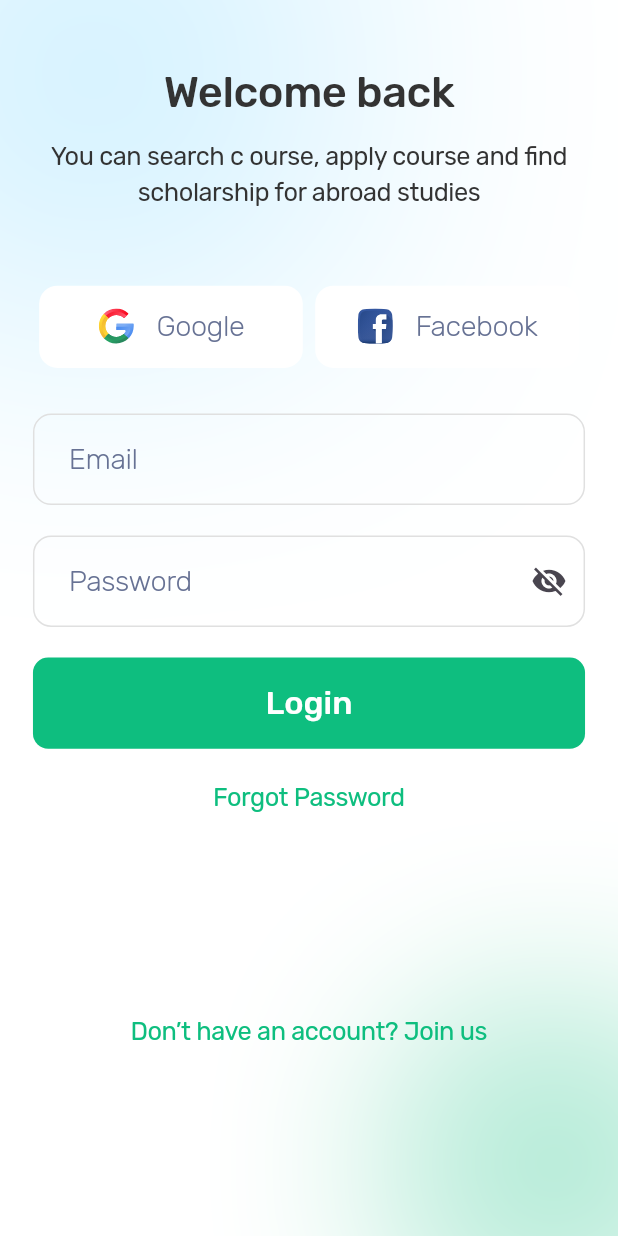
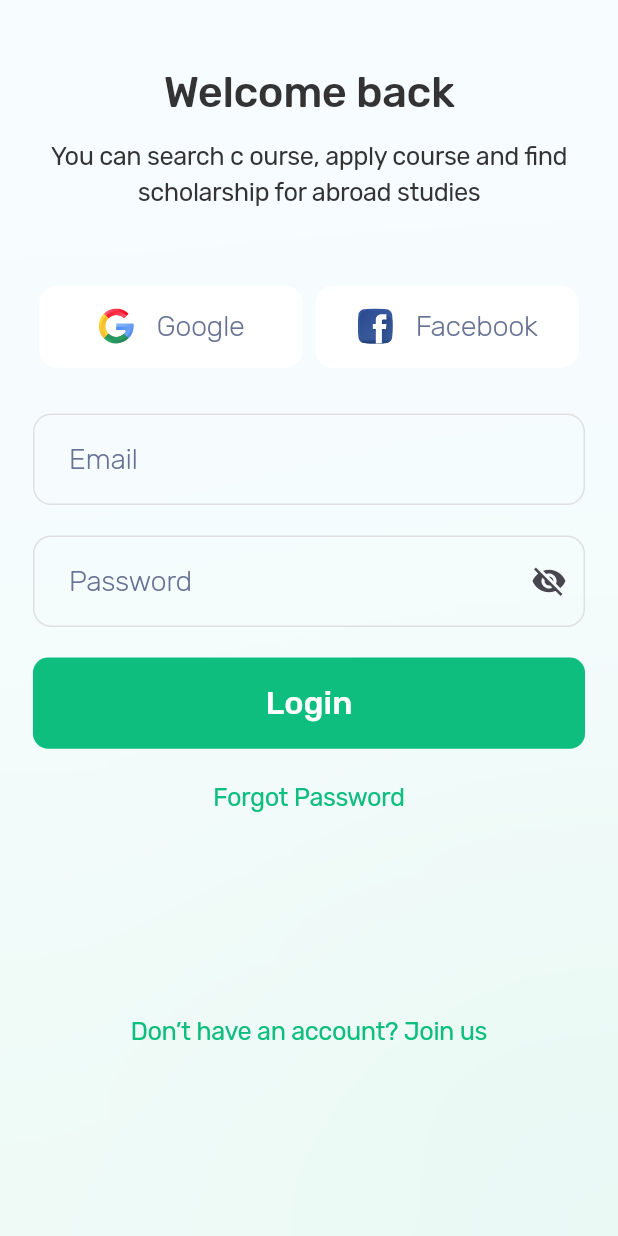
Before and after one commit to Korya25/Doctor-Hunt-app, a Flutter app: the BackgroundScaffold screen opened directly, on a phone screen of 412 x 824 dp. Run offline on Flutter 3.47's test engine with Material 3 defaults, Android fonts, the phone set to English and light mode, and no system bars; our stand-ins replace cached_network_image, flutter_rating_bar, flutter_screenutil, flutter_svg, gap, go_router and 2 more.

Commit message:
Add background color customization to BackgroundScaffold; introduce blurred circle overlays using new AppColors for enhanced UI aesthetics.

```diff
--- a/lib/core/constant/app_colors.dart
+++ b/lib/core/constant/app_colors.dart
@@ -6,6 +6,8 @@ class AppColors {
 
   // Background Colors
   static const Color primaryBackgroundColor = Colors.white;
+  static const Color topBackgroundContainer = Color(0xff61CEFF);
+  static const Color bottomBackgroundContainer = primaryColor;
 
   // Text Colors
   static const Color primaryTextColor = Color(0xff333333);
--- a/lib/core/presentation/widgets/background_scaffold.dart
+++ b/lib/core/presentation/widgets/background_scaffold.dart
@@ -1,18 +1,18 @@
-import 'package:doctor_hunt/core/constant/app_assets.dart';
+import 'dart:ui';
+import 'package:doctor_hunt/core/constant/app_colors.dart';
 import 'package:flutter/material.dart';
+import 'package:flutter_screenutil/flutter_screenutil.dart';
 
 class BackgroundScaffold extends StatelessWidget {
   const BackgroundScaffold({
     super.key,
     required this.body,
     this.appBar,
-    this.backgroundImage = AppImages.backgroundScaffold,
     this.bottomNavigationBar,
   });
 
   final Widget body;
   final AppBar? appBar;
-  final String? backgroundImage;
   final Widget? bottomNavigationBar;
 
   @override
@@ -22,12 +22,23 @@ class BackgroundScaffold extends StatelessWidget {
       bottomNavigationBar: bottomNavigationBar ?? const SizedBox(),
       body: Stack(
         children: [
-          Container(
-            decoration: BoxDecoration(
-              image: DecorationImage(
-                image: AssetImage(backgroundImage!),
-                fit: BoxFit.cover,
-              ),
+          Align(
+            alignment: const Alignment(-1.2, -1.2),
+            child: _buildBlurredCircle(
+              color: AppColors.topBackgroundContainer,
+              size: 216.w,
+              blurSigma: 269,
+              opacity: 0.3,
+            ),
+          ),
+
+          Align(
+            alignment: const Alignment(1.2, 1.2),
+            child: _buildBlurredCircle(
+              color: AppColors.bottomBackgroundContainer,
+              size: 216.w,
+              blurSigma: 269,
+              opacity: 0.3,
             ),
           ),
           body,
@@ -35,4 +46,24 @@ class BackgroundScaffold extends StatelessWidget {
       ),
     );
   }
+
+  Widget _buildBlurredCircle({
+    required Color color,
+    required double size,
+    double blurSigma = 50,
+    double opacity = 0.2,
+  }) {
+    return Container(
+      height: size,
+      width: size,
+      decoration: BoxDecoration(
+        shape: BoxShape.circle,
+        color: color.withOpacity(opacity),
+      ),
+      child: BackdropFilter(
+        filter: ImageFilter.blur(sigmaX: blurSigma, sigmaY: blurSigma),
+        child: Container(color: Colors.transparent),
+      ),
+    );
+  }
 }
```
